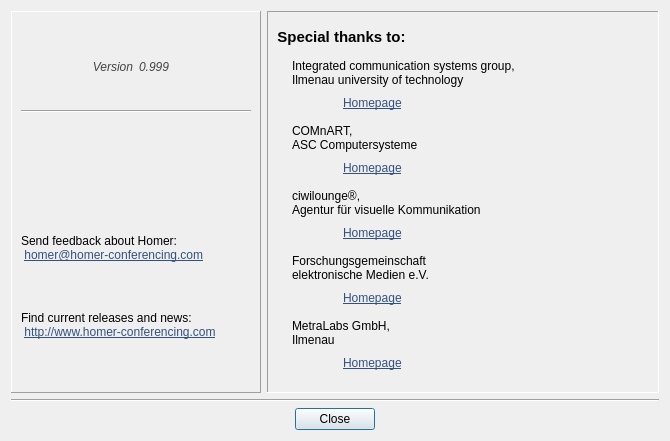
Above: Homer/forms/VersionDialog.ui from Homer-Conferencing/Homer-Conferencing before the change. Below: the same form after it.
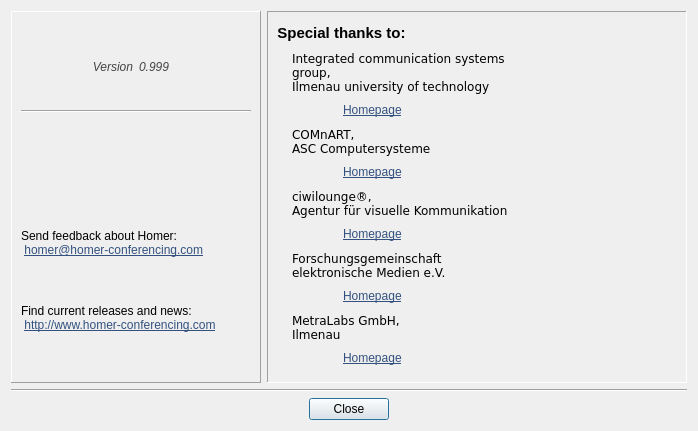
That is the form after the change. Icons and pictures are not drawn.

The edit to the form file:
```diff
--- a/Homer/forms/VersionDialog.ui
+++ b/Homer/forms/VersionDialog.ui
@@ -6,8 +6,8 @@
    <rect>
     <x>0</x>
     <y>0</y>
-    <width>670</width>
-    <height>441</height>
+    <width>698</width>
+    <height>431</height>
    </rect>
   </property>
   <property name="sizePolicy">
@@ -443,7 +443,7 @@
               </property>
               <property name="font">
                <font>
-                <family>Arial</family>
+                <family>Bitstream Vera Sans</family>
                 <pointsize>9</pointsize>
                 <italic>false</italic>
                </font>
@@ -682,7 +682,7 @@
               </property>
               <property name="font">
                <font>
-                <family>Arial</family>
+                <family>Bitstream Vera Sans</family>
                 <pointsize>9</pointsize>
                 <italic>false</italic>
                </font>
@@ -920,7 +920,7 @@
               </property>
               <property name="font">
                <font>
-                <family>Arial</family>
+                <family>Bitstream Vera Sans</family>
                 <pointsize>9</pointsize>
                 <italic>false</italic>
                </font>
@@ -1155,7 +1155,7 @@
               </property>
               <property name="font">
                <font>
-                <family>Arial</family>
+                <family>Bitstream Vera Sans</family>
                 <pointsize>9</pointsize>
                 <italic>false</italic>
                </font>
@@ -1393,7 +1393,7 @@
               </property>
               <property name="font">
                <font>
-                <family>Arial</family>
+                <family>Bitstream Vera Sans</family>
                 <pointsize>9</pointsize>
                 <italic>false</italic>
                </font>
```
